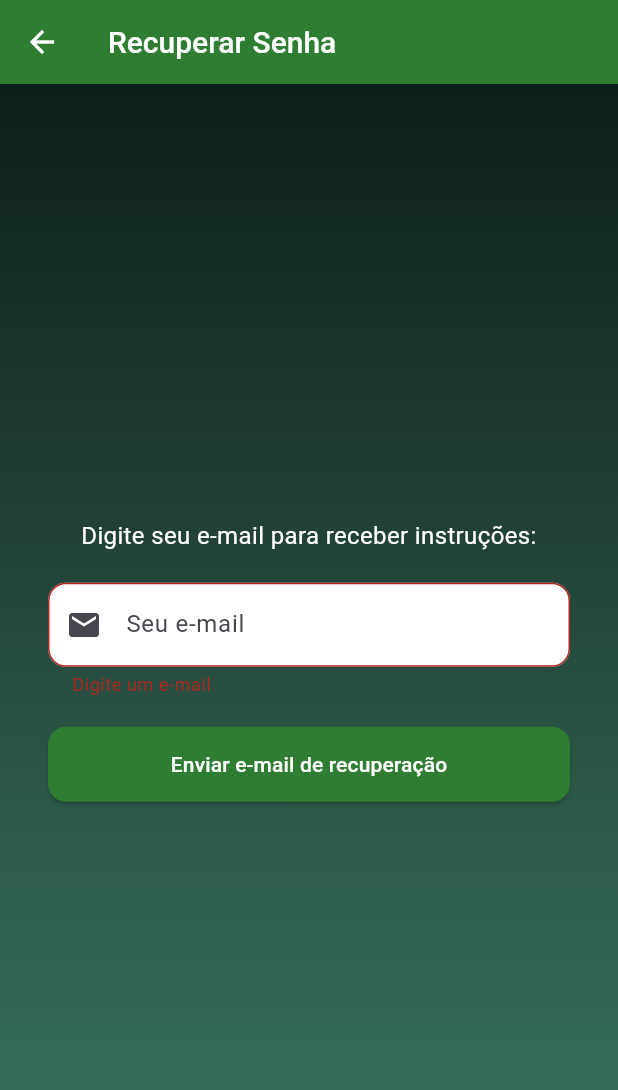
After one commit to GuustavoPetry/marketool_finance, a Flutter app: the ForgotPasswordView screen opened by its route, after a tap on "Enviar e-mail de recuperação", on a phone screen of 412 x 824 dp. The commit adds this screen. Shown: the top 1090 px of the screen. Run offline on Flutter 3.47's test engine with Material 3 defaults, Android fonts, the light colour scheme and no system bars; our stand-ins replace fl_chart; missing offline and left inert: file_selector.

Commit message:
Criando Página para recuperação de senha (#43)
Co-authored-by: Alexandre Pinto <alexandrepinto199014@hotmail.com>

```diff
--- a/lib/src/app/app_widget.dart
+++ b/lib/src/app/app_widget.dart
@@ -1,6 +1,7 @@
 import 'package:flutter/material.dart';
 import 'package:marketool_financer/src/app/generate_routes.dart';
 import 'package:marketool_financer/src/services/auth_service.dart';
+import 'package:marketool_financer/src/views/forgot_password_view.dart';
 import 'package:marketool_financer/src/views/login_view.dart';
 import 'package:marketool_financer/src/views/register_view.dart';
 
@@ -15,6 +16,7 @@ class AppWidget extends StatelessWidget {
       routes: {
         "/login": (context) => LoginView(),
         "/register": (context) => RegisterView(),
+        "/forgot": (context) => ForgotPasswordView(),
         ...generateRoutes(),
       },
     );
--- /dev/null
+++ b/lib/src/controllers/forgot_controller.dart
@@ -0,0 +1,39 @@
+import 'package:flutter/material.dart';
+
+class ForgotPasswordController {
+  final TextEditingController emailController = TextEditingController();
+
+  String? validateEmail(String? value) {
+    if (value == null || value.isEmpty) {
+      return 'Digite um e-mail';
+    }
+
+    final emailRegex = RegExp(r'^[\w-\.]+@([\w-]+\.)+[\w-]{2,4}$');
+    if (!emailRegex.hasMatch(value)) {
+      return 'Digite um e-mail válido';
+    }
+
+    return null;
+  }
+
+  Future<void> sendRecoveryEmail(BuildContext context) async {
+
+    await Future.delayed(const Duration(seconds: 1));
+
+    if (context.mounted) {
+      ScaffoldMessenger.of(context).showSnackBar(
+        const SnackBar(
+          content: Text(
+            'Se o e-mail estiver correto, enviaremos as instruções.',
+            style: TextStyle(fontSize: 16),
+          ),
+          behavior: SnackBarBehavior.floating,
+        ),
+      );
+    }
+  }
+
+  void dispose() {
+    emailController.dispose();
+  }
+}
--- /dev/null
+++ b/lib/src/views/forgot_password_view.dart
@@ -0,0 +1,110 @@
+import 'package:flutter/material.dart';
+import 'package:marketool_financer/src/controllers/forgot_controller.dart';
+
+class ForgotPasswordView extends StatefulWidget {
+  const ForgotPasswordView({super.key});
+
+  @override
+  State<ForgotPasswordView> createState() => _ForgotPasswordViewState();
+}
+
+class _ForgotPasswordViewState extends State<ForgotPasswordView> {
+  final ForgotPasswordController _controller = ForgotPasswordController();
+  final GlobalKey<FormState> _formKey = GlobalKey<FormState>();
+
+  @override
+  void dispose() {
+    _controller.dispose();
+    super.dispose();
+  }
+
+  @override
+  Widget build(BuildContext context) {
+    return Scaffold(
+      appBar: AppBar(
+        title: const Text(
+          'Recuperar Senha',
+          style: TextStyle(
+            color: Colors.white,
+            fontWeight: FontWeight.w500,
+            fontSize: 20,
+          ),
+        ),
+        iconTheme: const IconThemeData(color: Colors.white),
+        backgroundColor: const Color(0xFF2E7D32),
+      ),
+      body: Container(
+        padding: const EdgeInsets.all(32),
+        decoration: const BoxDecoration(
+          gradient: LinearGradient(
+            colors: [
+              Color(0xFF0D1F1A),
+              Color(0xFF1F3C34),
+              Color(0xFF2E5C4B),
+              Color(0xFF38755E),
+            ],
+            begin: Alignment.topCenter,
+            end: Alignment.bottomCenter,
+          ),
+        ),
+        child: Center(
+          child: Form(
+            key: _formKey,
+            child: Column(
+              mainAxisSize: MainAxisSize.min,
+              children: [
+                const Text(
+                  'Digite seu e-mail para receber instruções:',
+                  style: TextStyle(color: Colors.white, fontSize: 16),
+                  textAlign: TextAlign.center,
+                ),
+                const SizedBox(height: 20),
+                TextFormField(
+                  controller: _controller.emailController,
+                  keyboardType: TextInputType.emailAddress,
+                  validator: _controller.validateEmail,
+                  decoration: const InputDecoration(
+                    prefixIcon: Icon(Icons.email),
+                    hintText: 'Seu e-mail',
+                    filled: true,
+                    fillColor: Colors.white,
+                    border: OutlineInputBorder(
+                      borderRadius: BorderRadius.all(Radius.circular(12)),
+                    ),
+                    enabledBorder: OutlineInputBorder(
+                      borderRadius: BorderRadius.all(Radius.circular(12)),
+                      borderSide: BorderSide(color: Colors.grey),
+                    ),
+                    focusedBorder: OutlineInputBorder(
+                      borderRadius: BorderRadius.all(Radius.circular(12)),
+                      borderSide: BorderSide(color: Color(0xFF2E7D32), width: 2),
+                    ),
+                  ),
+                ),
+                const SizedBox(height: 20),
+                ElevatedButton(
+                  onPressed: () {
+                    if (_formKey.currentState!.validate()) {
+                      _controller.sendRecoveryEmail(context);
+                    }
+                  },
+                  style: ElevatedButton.styleFrom(
+                    backgroundColor: const Color(0xFF2E7D32),
+                    minimumSize: const Size.fromHeight(50),
+                    shape: RoundedRectangleBorder(
+                      borderRadius: BorderRadius.circular(12),
+                    ),
+                  ),
+                  child: const Text(
+                    'Enviar e-mail de recuperação',
+                    style: TextStyle(color: Colors.white),
+                  ),
+                ),
+              ],
+            ),
+          ),
+        ),
+      ),
+    );
+  }
+}
```
